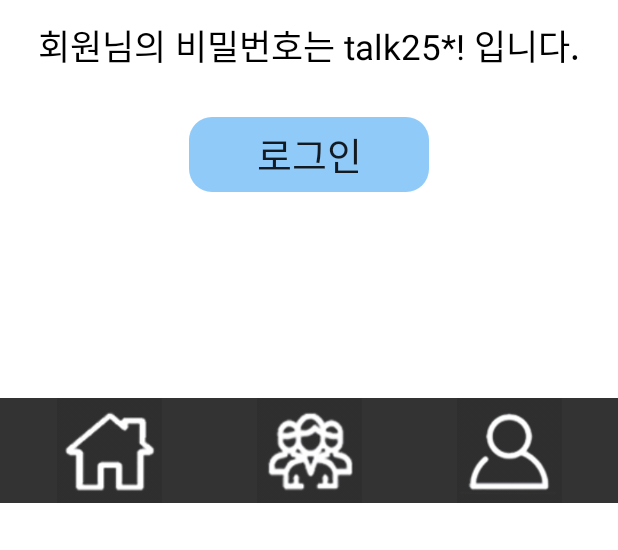
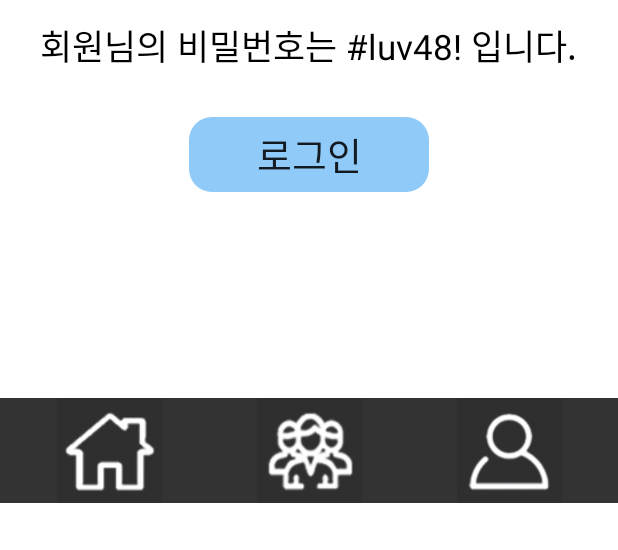
Before and after one commit to HyunJung421/Reviews, an Android app: the layout login_password_find2.xml on its own in the app's theme, with its tools: preview values and no code run, on a phone screen of 412 x 824 dp, the part 501-1051 px from its top. Run offline under Robolectric (Android 15) with nearby library versions, the phone set to English and light mode, and no system bars.

Commit message:
login_id_find2.xml /login_password_find2.xml > id 추가

```diff
--- a/app/src/main/res/layout/login_password_find2.xml
+++ b/app/src/main/res/layout/login_password_find2.xml
@@ -53,15 +53,38 @@
             android:textSize="35dp"
             android:layout_marginBottom="7dp"
             android:textStyle="bold" />
+        <LinearLayout
+            android:layout_width="wrap_content"
+            android:layout_height="wrap_content"
+            android:orientation="horizontal">
+            // 비밀번호 표시(회원님의 비밀번호는)
+            <TextView
+                android:layout_width="wrap_content"
+                android:layout_height="wrap_content"
+                android:text="회원님의 비밀번호는 "
+                android:textColor="#000000"
+                android:textSize="23dp"
+                android:layout_marginTop="5dp"/>
 
             // 비밀번호 표시
             <TextView
+                android:id="@+id/display_user_pw"
                 android:layout_width="wrap_content"
                 android:layout_height="wrap_content"
-            android:text="회원님의 비밀번호는 talk25*! 입니다."
+                android:text="#luv48!"
                 android:textColor="#000000"
                 android:textSize="23dp"
                 android:layout_marginTop="5dp"/>
+
+            // 비밀번호 표시(입니다)
+            <TextView
+                android:layout_width="wrap_content"
+                android:layout_height="wrap_content"
+                android:text=" 입니다."
+                android:textColor="#000000"
+                android:textSize="23dp"
+                android:layout_marginTop="5dp"/>
+        </LinearLayout>
     </LinearLayout>
 
     <LinearLayout
```
Also changed, not shown: app/src/main/res/layout/login_id_find2.xml (+31 -6 lines). Lines whose indentation alone changed are shown as unchanged.
